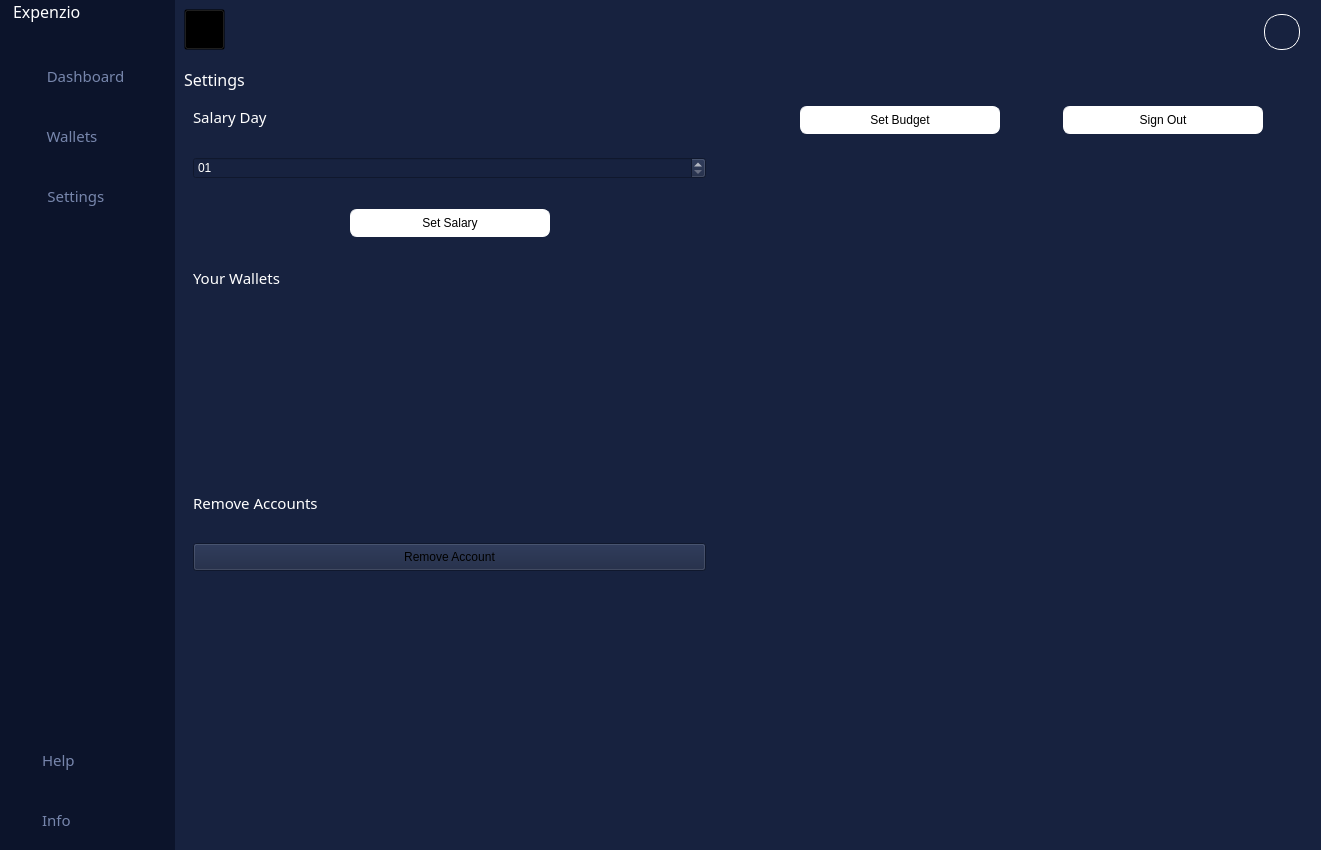
The window that HOMEWINDOW.ui (v4sud3v/MINI-PROJECT) describes before a commit, drawn with Qt 5.
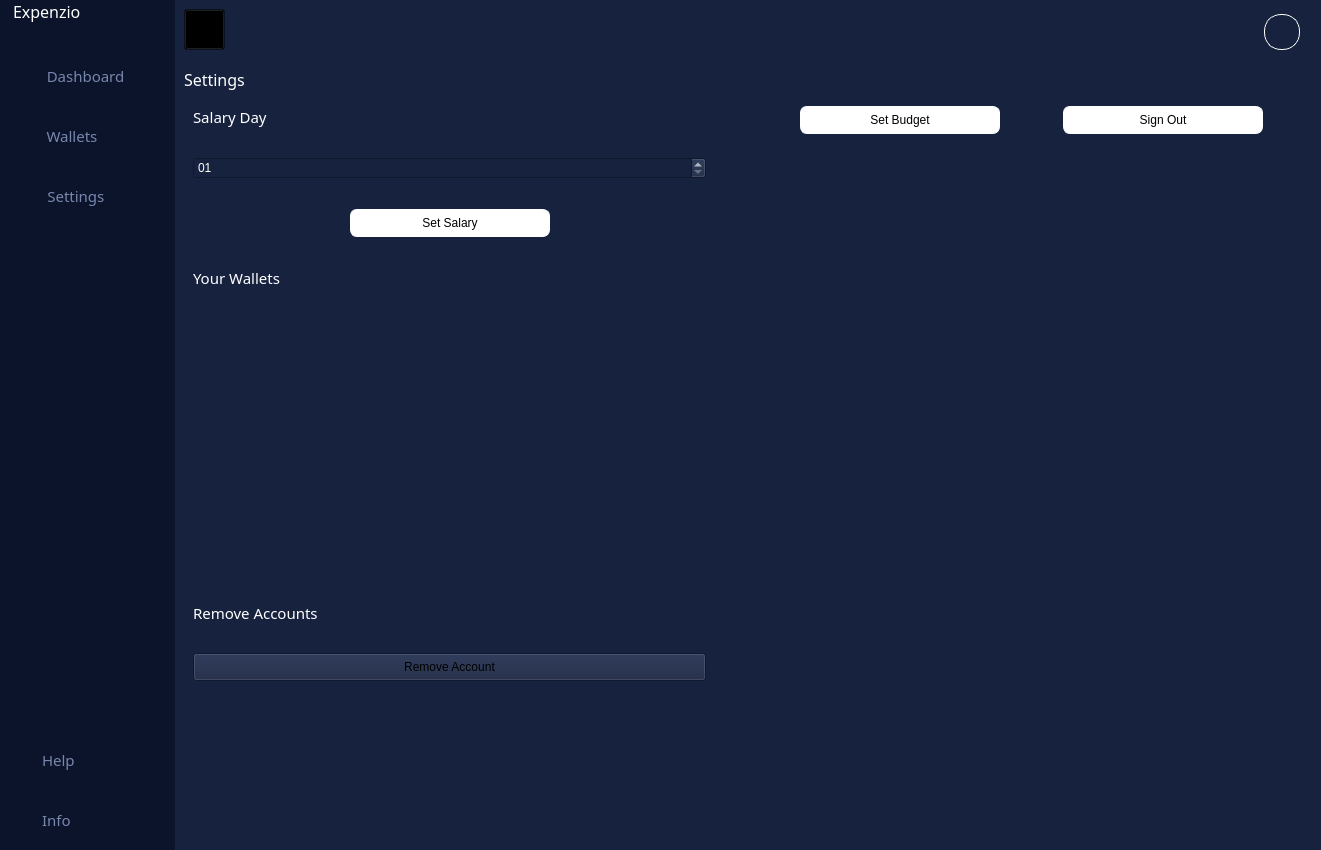
The same window after the commit. The open tabs and pages were chosen to show the change. Icons and pictures are not drawn.

```diff
--- a/HOMEWINDOW.ui
+++ b/HOMEWINDOW.ui
@@ -2859,7 +2859,7 @@
                  <number>30</number>
                 </property>
                 <property name="bottomMargin">
-                 <number>270</number>
+                 <number>160</number>
                 </property>
                 <item>
                  <layout class="QHBoxLayout" name="horizontalLayout_12">
@@ -3030,8 +3030,29 @@
                     <verstretch>0</verstretch>
                    </sizepolicy>
                   </property>
+                  <layout class="QVBoxLayout" name="verticalLayout_52">
+                   <item>
+                    <widget class="QWidget" name="widget_30" native="true"/>
+                   </item>
+                  </layout>
                  </widget>
                 </item>
+                <item>
+                 <spacer name="verticalSpacer_10">
+                  <property name="orientation">
+                   <enum>Qt::Vertical</enum>
+                  </property>
+                  <property name="sizeType">
+                   <enum>QSizePolicy::Preferred</enum>
+                  </property>
+                  <property name="sizeHint" stdset="0">
+                   <size>
+                    <width>20</width>
+                    <height>11</height>
+                   </size>
+                  </property>
+                 </spacer>
+                </item>
                 <item>
                  <layout class="QHBoxLayout" name="horizontalLayout_15">
                   <item>
```
Left out of the diff: 26 changed lines with no effect on the pictures.
